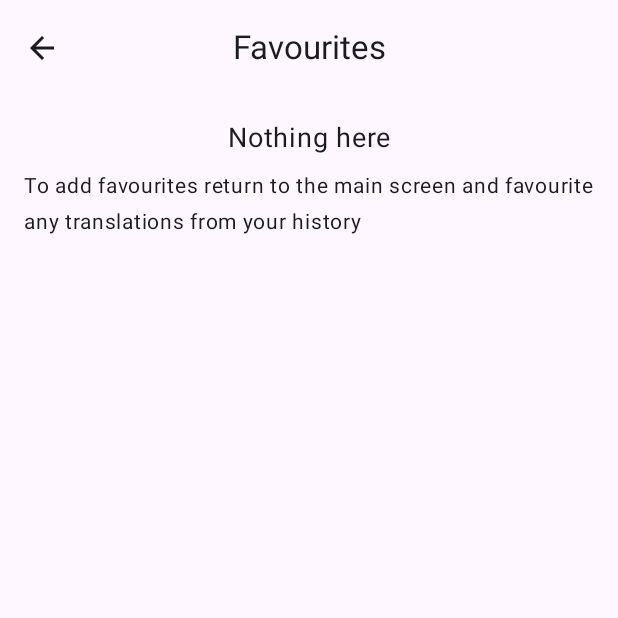
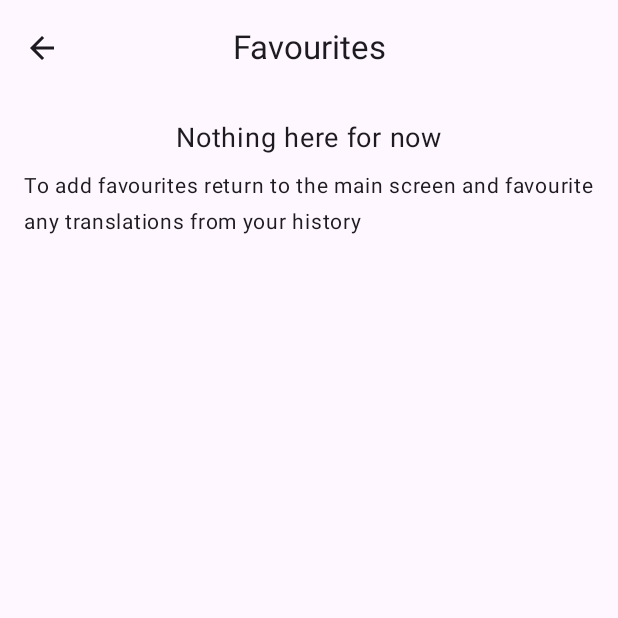
Before and after one commit to peterkrglv/KTranslate, an Android app built with Jetpack Compose: the FavouritesView screen opened through its navigation route, on a phone screen of 412 x 824 dp, the top half of it. Run offline under Robolectric (Android 15) with nearby library versions, the light colour scheme and no system bars.

```diff
--- a/app/src/main/res/values/strings.xml
+++ b/app/src/main/res/values/strings.xml
@@ -6,7 +6,7 @@
     <string name="nothing_found">Nothing found</string>
     <string name="copy_icon">Copy icon</string>
     <string name="history">History</string>
-    <string name="nothing_here">Nothing here</string>
+    <string name="nothing_here">Nothing here for now</string>
     <string name="to_add_favourites_return_to_the_main_screen_and_favourite_any_translations_from_your_history">To add favourites return to the main screen and favourite any translations from your history</string>
     <string name="favourite_icon">Favourite Icon</string>
     <string name="unfavourite_icon">Unfavourite Icon</string>
```
Also changed, not shown: 1 other file.
